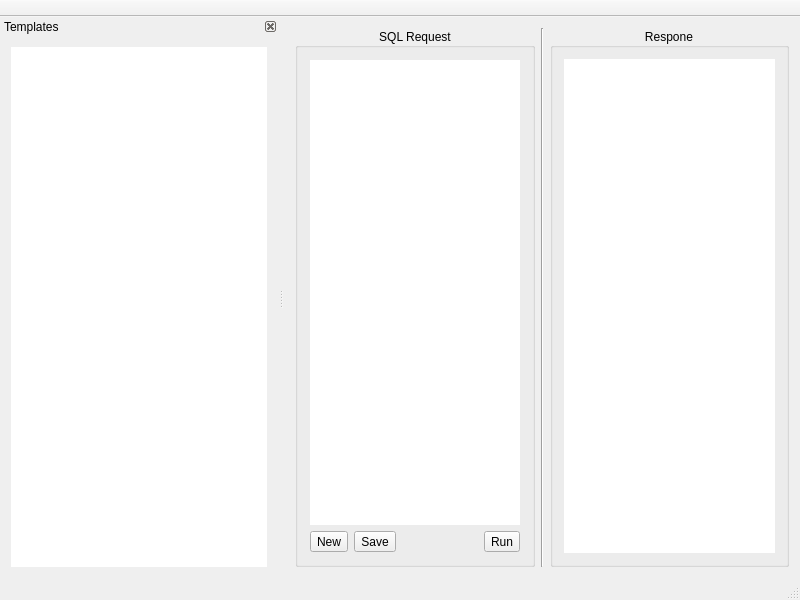
Qt form app/SQirreL/gui/mainwindow.ui (ApplicationsForge/SQirreL) before a commit.
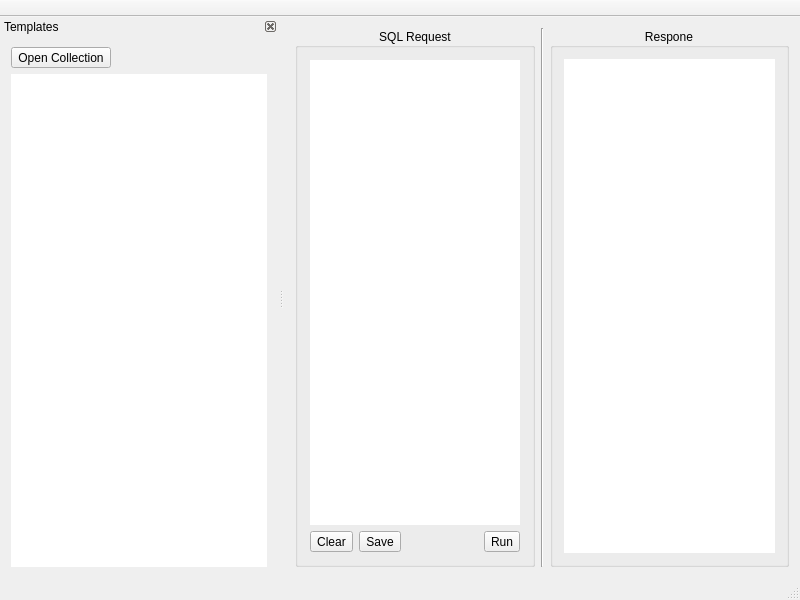
The same form after that commit. Custom widgets are drawn as their Qt base class.

Commit message: fix highlight patterns

The edit to the form file:
```diff
--- a/app/SQirreL/gui/mainwindow.ui
+++ b/app/SQirreL/gui/mainwindow.ui
@@ -76,7 +76,7 @@
           <item>
            <widget class="QToolButton" name="newToolButton">
             <property name="text">
-             <string>New</string>
+             <string>Clear</string>
             </property>
            </widget>
           </item>
@@ -195,8 +195,52 @@
     <number>1</number>
    </attribute>
    <widget class="QWidget" name="dockWidgetContents">
-    <layout class="QGridLayout" name="gridLayout">
-     <item row="0" column="0">
+    <layout class="QVBoxLayout" name="verticalLayout_3">
+     <item>
+      <widget class="QFrame" name="frame_2">
+       <property name="frameShape">
+        <enum>QFrame::NoFrame</enum>
+       </property>
+       <property name="frameShadow">
+        <enum>QFrame::Raised</enum>
+       </property>
+       <layout class="QHBoxLayout" name="horizontalLayout_3">
+        <property name="leftMargin">
+         <number>0</number>
+        </property>
+        <property name="topMargin">
+         <number>0</number>
+        </property>
+        <property name="rightMargin">
+         <number>0</number>
+        </property>
+        <property name="bottomMargin">
+         <number>0</number>
+        </property>
+        <item>
+         <widget class="QToolButton" name="openTemplateCollectionToolButton">
+          <property name="text">
+           <string>Open Collection</string>
+          </property>
+         </widget>
+        </item>
+        <item>
+         <spacer name="horizontalSpacer_2">
+          <property name="orientation">
+           <enum>Qt::Horizontal</enum>
+          </property>
+          <property name="sizeHint" stdset="0">
+           <size>
+            <width>100</width>
+            <height>20</height>
+           </size>
+          </property>
+         </spacer>
+        </item>
+       </layout>
+      </widget>
+     </item>
+     <item>
       <widget class="QListWidget" name="listWidget">
        <property name="frameShape">
         <enum>QFrame::NoFrame</enum>
```
Left out of the diff: 2 changed lines with no effect on the pictures. The commit also changes 1 other file.
